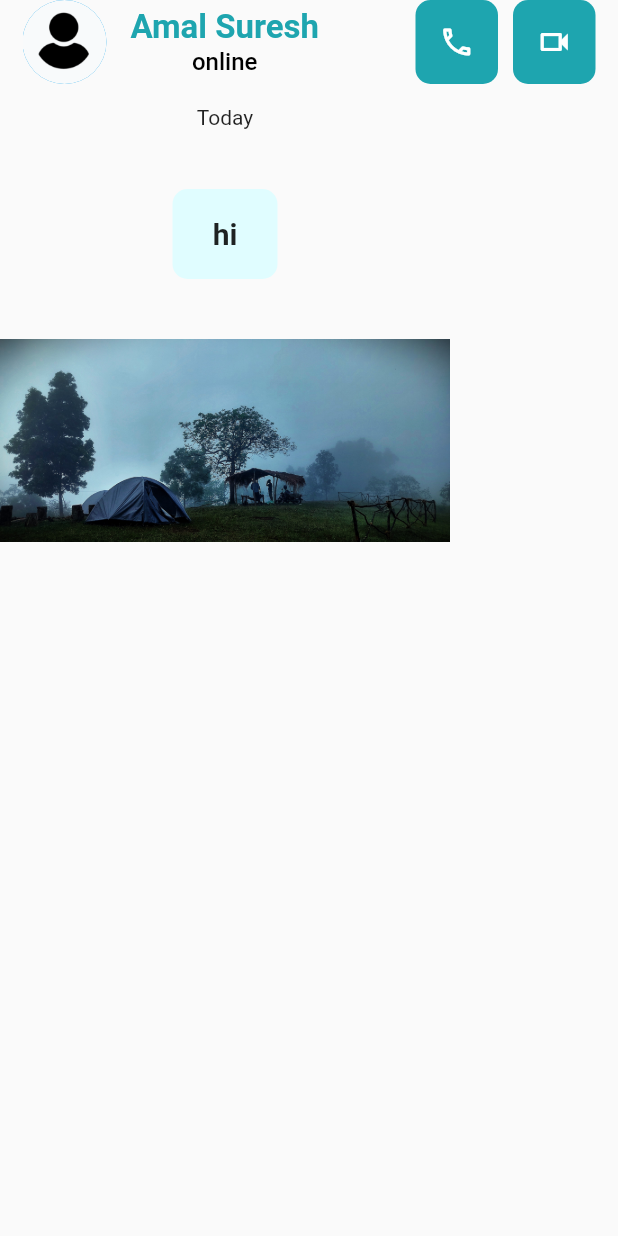
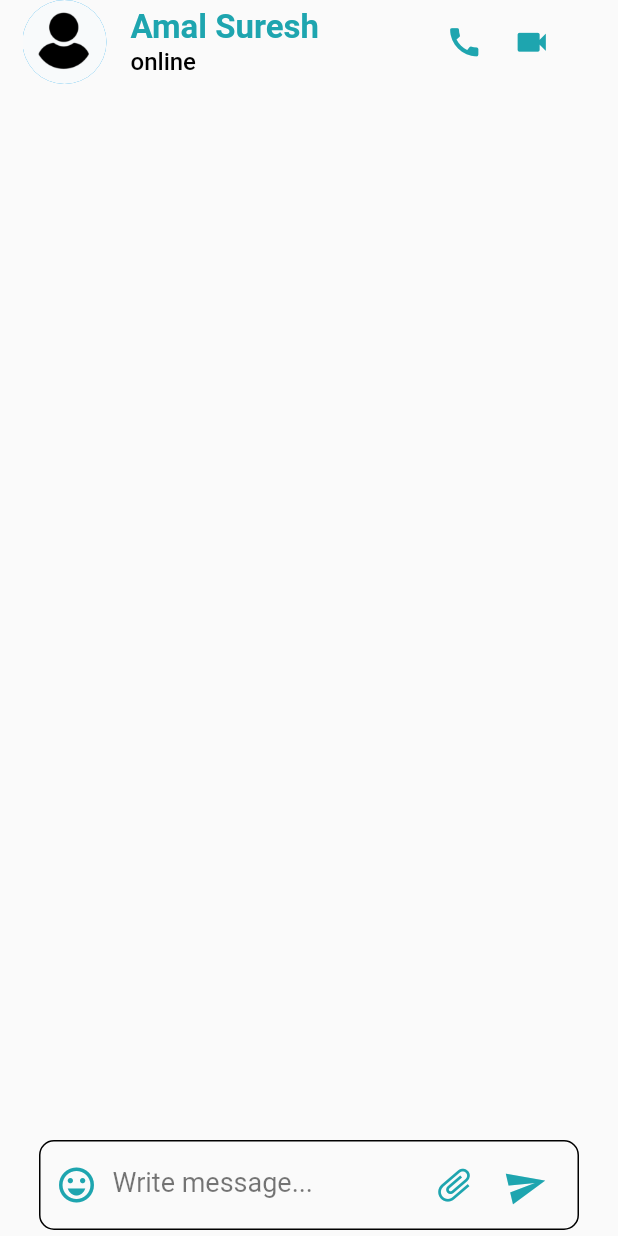
Before and after one commit to BIBINKB97/Talkaro_Messenger, a Flutter app: the InboxPage screen opened directly, on a phone screen of 412 x 824 dp. Run offline on Flutter 3.47's test engine with Material 2 defaults, Android fonts, the phone set to English and light mode, and no system bars.

Commit message:
bottomTextButton completed

```diff
--- a/lib/main.dart
+++ b/lib/main.dart
@@ -1,6 +1,6 @@
 import 'package:flutter/material.dart';
 
-import 'package:talkaro/screens/chat_screen/chat_list.dart';
+import 'package:talkaro/screens/chat_screen/home_page.dart';
 
 import 'package:talkaro/utils/colors.dart';
 
@@ -16,8 +16,8 @@ class MyApp extends StatelessWidget {
       debugShowCheckedModeBanner: false,
       title: 'Talkaro',
       theme: ThemeData(
-        primarySwatch: customColor,
-      ),
+          primarySwatch: customColor,
+          iconTheme: IconThemeData(color: Colors.black)),
       initialRoute: '/',
       routes: {
         '/': (context) => HomePage(),
--- a/lib/screens/chat_screen/chat_list.dart
+++ b/lib/screens/chat_screen/home_page.dart
@@ -36,12 +36,6 @@ class _HomePageState extends State<HomePage> {
         appBar: PreferredSize(
           preferredSize: Size.fromHeight(120),
           child: AppBar(
-            leading: IconButton(
-                onPressed: () {},
-                icon: Icon(
-                  Icons.menu,
-                  color: kblack,
-                )),
             backgroundColor: kAppbarWhite,
             title: AppBarTitle(title: 'Talkaro'),
             elevation: 0,
--- a/lib/screens/inbox/inbox.dart
+++ b/lib/screens/inbox/inbox.dart
@@ -1,5 +1,5 @@
 import 'package:flutter/material.dart';
-import 'package:talkaro/screens/profile/view_profile/widgets.dart';
+import 'package:talkaro/screens/inbox/widget.dart';
 import 'package:talkaro/utils/colors.dart';
 import 'package:talkaro/utils/constants.dart';
 import 'package:talkaro/utils/main_widgets.dart';
@@ -24,6 +24,7 @@ class InboxPage extends StatelessWidget {
             ),
             title: Column(
               mainAxisAlignment: MainAxisAlignment.start,
+              crossAxisAlignment: CrossAxisAlignment.start,
               children: const [
                 AppBarTitle(title: "Amal Suresh"),
                 Text(
@@ -32,47 +33,31 @@ class InboxPage extends StatelessWidget {
                 )
               ],
             ),
-            actions: const [
-              ThreeButtons(icon: Icon(Icons.call_outlined)),
-              kwidth10,
-              ThreeButtons(icon: Icon(Icons.videocam_outlined)),
+            actions: [
+              Row(
+                children: const [
+                  Icon(
+                    Icons.call,
+                    color: ktheme,
+                    size: 25,
+                  ),
+                  kwidth20,
+                  Icon(
+                    Icons.videocam,
+                    color: ktheme,
+                    size: 25,
+                  ),
+                  kwidth30
+                ],
+              )
             ],
           ),
         ),
       ),
-      body: SingleChildScrollView(
-        child: Column(
-          children: [
-            Text("Today"),
-            kheight40,
-            Column(
-              children: [
-                Column(
-                  children: [
-                    Container(
-                      height: 60,
-                      width: 70,
-                      decoration: BoxDecoration(
-                          color: klight1,
-                          borderRadius: BorderRadius.circular(10)),
-                      child: Center(
-                          child: Text(
-                        'hi',
-                        style: TextStyle(
-                            fontSize: 20, fontWeight: FontWeight.w600),
-                      )),
-                    ),
-                  ],
-                ),
-              ],
-            ),
-            kheight40,
-            SizedBox(
-              width: 300,
-              child: Image(image: AssetImage("images/secret heaven1.jpeg")),
-            )
-          ],
-        ),
+      body: Stack(
+        children: [
+          BottomTextBox(),
+        ],
       ),
     );
   }
--- a/lib/screens/inbox/widget.dart
+++ b/lib/screens/inbox/widget.dart
@@ -0,0 +1,62 @@
+import 'package:flutter/material.dart';
+import 'package:talkaro/utils/colors.dart';
+import 'package:talkaro/utils/constants.dart';
+
+class BottomTextBox extends StatelessWidget {
+  const BottomTextBox({super.key});
+
+  @override
+  Widget build(BuildContext context) {
+    return Align(
+      heightFactor: 12.5,
+      alignment: Alignment.bottomCenter,
+      child: Container(
+        decoration: BoxDecoration(
+            border: Border.all(style: BorderStyle.solid),
+            borderRadius: BorderRadius.circular(10)),
+        padding: EdgeInsets.only(left: 10, bottom: 10, top: 10),
+        height: 60,
+        width: 360,
+        child: Row(
+          children: [
+            GestureDetector(
+              onTap: () {},
+              child: Icon(
+                Icons.emoji_emotions_outlined,
+                color: ktheme,
+                size: 28,
+              ),
+            ),
+            kwidth10,
+            Expanded(
+              child: TextField(
+                decoration: InputDecoration(
+                    hintText: "Write message...",
+                    hintStyle: TextStyle(color: Colors.black54, fontSize: 18),
+                    border: InputBorder.none),
+              ),
+            ),
+            Transform.rotate(
+              angle: 47 * (99 / 179),
+              child: Icon(
+                Icons.attach_file,
+                color: ktheme,
+                size: 28,
+              ),
+            ),
+            kwidth20,
+            Transform.rotate(
+              angle: 45 * (99 / 178.9),
+              child: Icon(
+                Icons.send,
+                color: ktheme,
+                size: 28,
+              ),
+            ),
+            kwidth20
+          ],
+        ),
+      ),
+    );
+  }
+}
```
Also changed, not shown: lib/screens/chat_screen/widgets/drawer.dart (+36 -3 lines), lib/screens/chat_screen/widgets/tab1_widgets.dart (+12 -5 lines).
